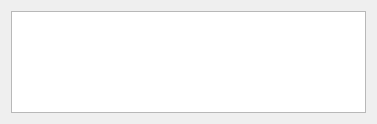
Old version of the form Azenqos/Linechart.ui in the repository meritechsolutions/azenqos_qgis_plugin.
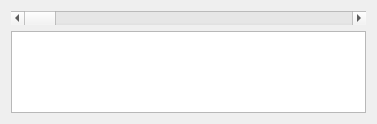
New version of the form.

Commit message: add scroll bar

What changed in the file:
```diff
--- a/Azenqos/Linechart.ui
+++ b/Azenqos/Linechart.ui
@@ -17,6 +17,13 @@
    <item>
     <layout class="QVBoxLayout" name="tmp2"/>
    </item>
+   <item>
+    <widget class="QScrollBar" name="horizontalScrollBar">
+     <property name="orientation">
+      <enum>Qt::Horizontal</enum>
+     </property>
+    </widget>
+   </item>
    <item>
     <widget class="QTableWidget" name="tableWidget"/>
    </item>
```
